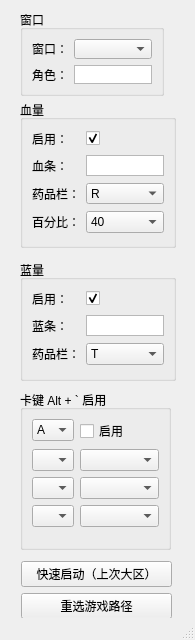
Above: sg-util.ui from thebe4st/sg-helper before the change. Below: the same form after it.
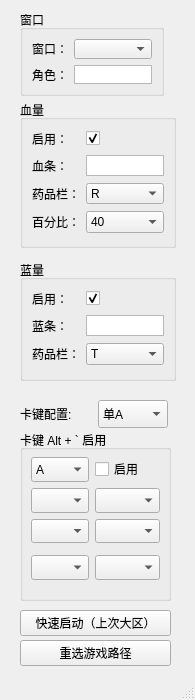
That is the form after the change.

Commit message: feat: add quick stuck key preset selection

Diff of the .ui file:
```diff
--- a/sg-util.ui
+++ b/sg-util.ui
@@ -13,7 +13,7 @@
     <x>0</x>
     <y>0</y>
     <width>195</width>
-    <height>640</height>
+    <height>700</height>
    </rect>
   </property>
   <property name="sizePolicy">
@@ -25,13 +25,13 @@
   <property name="minimumSize">
    <size>
     <width>195</width>
-    <height>640</height>
+    <height>700</height>
    </size>
   </property>
   <property name="maximumSize">
    <size>
     <width>195</width>
-    <height>640</height>
+    <height>700</height>
    </size>
   </property>
   <property name="acceptDrops">
@@ -280,19 +280,25 @@
     <property name="geometry">
      <rect>
       <x>20</x>
-      <y>390</y>
+      <y>430</y>
       <width>151</width>
-      <height>160</height>
+      <height>171</height>
      </rect>
     </property>
     <property name="title">
      <string>卡键 Alt + ` 启用</string>
     </property>
-    <layout class="QFormLayout" name="formLayout">
-     <item row="0" column="0">
       <widget class="QComboBox" name="Tick1">
+     <property name="geometry">
+      <rect>
+       <x>11</x>
+       <y>27</y>
+       <width>58</width>
+       <height>25</height>
+      </rect>
+     </property>
        <property name="currentText">
-        <string/>
+      <string>A</string>
        </property>
        <item>
         <property name="text">
@@ -345,16 +351,28 @@
         </property>
        </item>
       </widget>
-     </item>
-     <item row="0" column="1">
       <widget class="QCheckBox" name="StuckKeyStatus">
+     <property name="geometry">
+      <rect>
+       <x>75</x>
+       <y>27</y>
+       <width>56</width>
+       <height>24</height>
+      </rect>
+     </property>
        <property name="text">
         <string>启用</string>
        </property>
       </widget>
-     </item>
-     <item row="1" column="0">
       <widget class="QComboBox" name="Tick4">
+     <property name="geometry">
+      <rect>
+       <x>11</x>
+       <y>58</y>
+       <width>58</width>
+       <height>25</height>
+      </rect>
+     </property>
        <item>
         <property name="text">
          <string/>
@@ -406,9 +424,15 @@
         </property>
        </item>
       </widget>
-     </item>
-     <item row="2" column="0">
       <widget class="QComboBox" name="Tick2">
+     <property name="geometry">
+      <rect>
+       <x>11</x>
+       <y>89</y>
+       <width>58</width>
+       <height>24</height>
+      </rect>
+     </property>
        <item>
         <property name="text">
          <string/>
@@ -460,9 +484,15 @@
         </property>
        </item>
       </widget>
-     </item>
-     <item row="4" column="0">
       <widget class="QComboBox" name="Tick3">
+     <property name="geometry">
+      <rect>
+       <x>11</x>
+       <y>125</y>
+       <width>58</width>
+       <height>25</height>
+      </rect>
+     </property>
        <item>
         <property name="text">
          <string/>
@@ -514,9 +544,15 @@
         </property>
        </item>
       </widget>
-     </item>
-     <item row="1" column="1">
       <widget class="QComboBox" name="Tick5">
+     <property name="geometry">
+      <rect>
+       <x>75</x>
+       <y>58</y>
+       <width>65</width>
+       <height>25</height>
+      </rect>
+     </property>
        <item>
         <property name="text">
          <string/>
@@ -568,9 +604,15 @@
         </property>
        </item>
       </widget>
-     </item>
-     <item row="2" column="1">
       <widget class="QComboBox" name="Tick6">
+     <property name="geometry">
+      <rect>
+       <x>75</x>
+       <y>89</y>
+       <width>65</width>
+       <height>24</height>
+      </rect>
+     </property>
        <item>
         <property name="text">
          <string/>
@@ -622,11 +664,17 @@
         </property>
        </item>
       </widget>
-     </item>
-     <item row="4" column="1">
       <widget class="QComboBox" name="Tick7">
+     <property name="geometry">
+      <rect>
+       <x>75</x>
+       <y>125</y>
+       <width>65</width>
+       <height>25</height>
+      </rect>
+     </property>
        <property name="currentText">
-        <string>A</string>
+      <string/>
        </property>
        <item>
         <property name="text">
@@ -679,8 +727,6 @@
         </property>
        </item>
       </widget>
-     </item>
-    </layout>
    </widget>
    <widget class="QGroupBox" name="groupBox_4">
     <property name="geometry">
@@ -746,8 +792,8 @@
    <widget class="QPushButton" name="btnQuickStart">
     <property name="geometry">
      <rect>
-      <x>21</x>
-      <y>561</y>
+      <x>20</x>
+      <y>610</y>
       <width>151</width>
       <height>26</height>
      </rect>
@@ -759,8 +805,8 @@
    <widget class="QPushButton" name="btnReSelectExe">
     <property name="geometry">
      <rect>
-      <x>21</x>
-      <y>593</y>
+      <x>20</x>
+      <y>640</y>
       <width>151</width>
       <height>26</height>
      </rect>
@@ -775,6 +821,50 @@
      <string>重选游戏路径</string>
     </property>
    </widget>
+   <widget class="QWidget" name="">
+    <property name="geometry">
+     <rect>
+      <x>20</x>
+      <y>400</y>
+      <width>148</width>
+      <height>28</height>
+     </rect>
+    </property>
+    <layout class="QHBoxLayout" name="horizontalLayout">
+     <item>
+      <widget class="QLabel" name="label_10">
+       <property name="text">
+        <string>卡键配置:</string>
+       </property>
+      </widget>
+     </item>
+     <item>
+      <widget class="QComboBox" name="QuickStick">
+       <property name="maximumSize">
+        <size>
+         <width>70</width>
+         <height>70</height>
+        </size>
+       </property>
+       <item>
+        <property name="text">
+         <string>单A</string>
+        </property>
+       </item>
+       <item>
+        <property name="text">
+         <string>单Q</string>
+        </property>
+       </item>
+       <item>
+        <property name="text">
+         <string>多</string>
+        </property>
+       </item>
+      </widget>
+     </item>
+    </layout>
+   </widget>
   </widget>
   <widget class="QStatusBar" name="statusbar"/>
  </widget>
```
Lines whose indentation alone changed are shown as unchanged. The commit also changes 2 other files.
